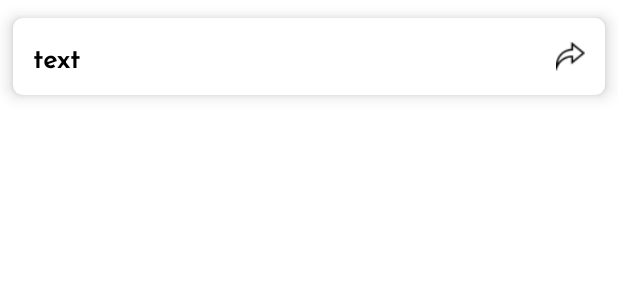
After one commit to Jith12/doctor, an Android app: the layout adapter_prodcut.xml on its own in the app's theme, with its tools: preview values and no code run, on a phone screen of 412 x 824 dp. The commit adds this screen. Shown: the top 300 px of the screen. Run offline under Robolectric (Android 15) with nearby library versions, the phone set to English and light mode, and no system bars.

Commit message:
updated referral

```diff
--- a/app/src/main/java/com/example/saver/Retrofit/RetrofitAPI.java
+++ b/app/src/main/java/com/example/saver/Retrofit/RetrofitAPI.java
@@ -12,6 +12,7 @@ import com.example.saver.Response.DoctorResponse;
 import com.example.saver.Response.LocationResponse;
 import com.example.saver.Response.LoginResponse;
 import com.example.saver.Response.PlaceResponse;
+import com.example.saver.Response.ProductResponse;
 import com.example.saver.Response.SaveProfile;
 import com.example.saver.Response.ViewResponse;
 
@@ -145,4 +146,8 @@ public interface RetrofitAPI {
             @Part MultipartBody.Part[] image
     );
 
+    @Headers({"Authorization:Basic YW5kcm9pZDphcGs=", "x-api-key:saver"})
+    @GET("productlist")
+    Call<ProductResponse> productlist();
+
 }
--- /dev/null
+++ b/app/src/main/res/layout/adapter_prodcut.xml
@@ -0,0 +1,52 @@
+<?xml version="1.0" encoding="utf-8"?>
+<androidx.constraintlayout.widget.ConstraintLayout
+    xmlns:android="http://schemas.android.com/apk/res/android"
+    xmlns:app="http://schemas.android.com/apk/res-auto"
+    android:layout_width="match_parent"
+    android:layout_height="wrap_content">
+
+    <androidx.cardview.widget.CardView
+        android:layout_width="match_parent"
+        android:layout_height="wrap_content"
+        app:cardCornerRadius="@dimen/_5sdp"
+        app:cardUseCompatPadding="true"
+        app:cardMaxElevation="@dimen/_5sdp"
+        app:cardElevation="@dimen/_5sdp"
+        app:layout_constraintBottom_toBottomOf="parent"
+        app:layout_constraintEnd_toEndOf="parent"
+        app:layout_constraintStart_toStartOf="parent"
+        app:layout_constraintTop_toTopOf="parent">
+
+        <LinearLayout
+            android:layout_margin="@dimen/_5sdp"
+            android:padding="@dimen/_5sdp"
+            android:layout_width="match_parent"
+            android:layout_height="wrap_content"
+            android:orientation="horizontal">
+
+            <androidx.appcompat.widget.AppCompatTextView
+                android:layout_weight="1"
+                android:layout_width="0dp"
+                android:layout_height="wrap_content"
+                android:text="text"
+                android:textColor="@color/black"
+                android:textSize="@dimen/_14sdp"
+                android:textStyle="bold"
+                android:fontFamily="@font/regular"
+                android:id="@+id/productname"
+                android:layout_gravity="start|center"
+                android:gravity="start|center"/>
+
+            <androidx.appcompat.widget.AppCompatImageView
+                android:layout_width="@dimen/_15sdp"
+                android:layout_height="@dimen/_15sdp"
+                android:src="@drawable/share"
+                android:layout_gravity="center"
+                android:id="@+id/productshare"/>
+
+        </LinearLayout>
+
+    </androidx.cardview.widget.CardView>
+
+
+</androidx.constraintlayout.widget.ConstraintLayout>
```
Also changed, not shown: app/src/main/java/com/example/saver/Adapter/ProductAdapter.java (added, +62 -0 lines), app/src/main/java/com/example/saver/Fragment/MessagesFragment.java (+123 -30 lines), app/src/main/java/com/example/saver/Response/ProductResponse.java (added, +268 -0 lines), app/src/main/res/layout/fragment_messages.xml (+9 -3 lines), app/src/main/res/drawable-v24/share.png (added), app/src/main/res/drawable/share.png (added).
